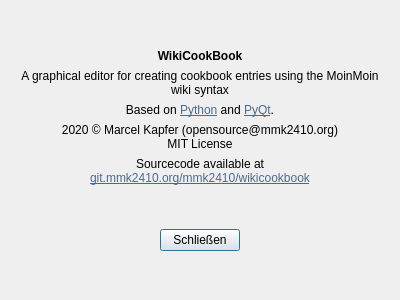
The window that ui_about_dialog.ui (mmk2410/wikicookbook) describes before a commit, drawn with Qt 5.
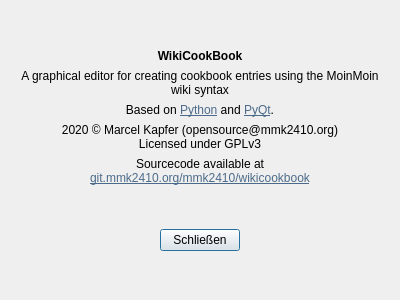
The same window after the commit.

Commit message: Switched to MIT License

The edit to the form file:
```diff
--- a/ui_about_dialog.ui
+++ b/ui_about_dialog.ui
@@ -69,7 +69,7 @@
    <item>
     <widget class="QLabel" name="l_copyright">
      <property name="text">
-      <string>&lt;html&gt;&lt;head/&gt;&lt;body&gt;&lt;p&gt;2020 © Marcel Kapfer (opensource@mmk2410.org)&lt;br/&gt;MIT License&lt;/p&gt;&lt;/body&gt;&lt;/html&gt;</string>
+      <string>&lt;html&gt;&lt;head/&gt;&lt;body&gt;&lt;p&gt;2020 © Marcel Kapfer (opensource@mmk2410.org)&lt;br/&gt;Licensed under GPLv3&lt;/p&gt;&lt;/body&gt;&lt;/html&gt;</string>
      </property>
      <property name="alignment">
       <set>Qt::AlignCenter</set>
```
The commit also changes 5 other files.
